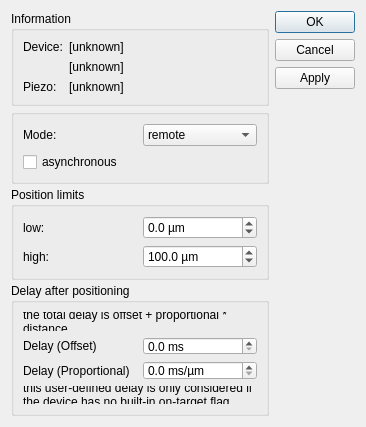
The window that PIPiezoCtrl/dialogPIPiezoCtrl.ui (itom-project/plugins) describes before a commit, drawn with Qt 5.
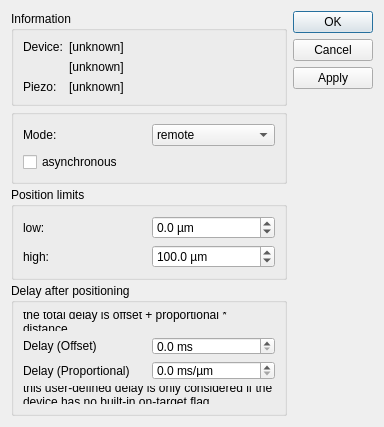
The same window after the commit.

The edit to the form file:
```diff
--- a/PIPiezoCtrl/dialogPIPiezoCtrl.ui
+++ b/PIPiezoCtrl/dialogPIPiezoCtrl.ui
@@ -6,7 +6,7 @@
    <rect>
     <x>0</x>
     <y>0</y>
-    <width>366</width>
+    <width>384</width>
     <height>393</height>
    </rect>
   </property>
@@ -197,12 +197,6 @@
      </item>
      <item>
       <widget class="QGroupBox" name="group3">
-       <property name="minimumSize">
-        <size>
-         <width>0</width>
-         <height>0</height>
-        </size>
-       </property>
        <property name="title">
         <string>Delay after positioning</string>
        </property>
```
